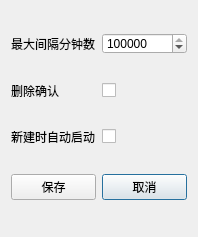
First picture: the form in setting.ui, repository tnnnnt/Yongdong-Ji, before the edit.
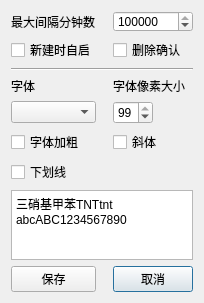
Second picture: the form after the edit. Icons and pictures are not drawn.

Commit message: 增加了字体设置功能

Diff of the .ui file:
```diff
--- a/setting.ui
+++ b/setting.ui
@@ -6,8 +6,8 @@
    <rect>
     <x>0</x>
     <y>0</y>
-    <width>198</width>
-    <height>237</height>
+    <width>204</width>
+    <height>283</height>
    </rect>
   </property>
   <property name="windowTitle">
@@ -18,71 +18,198 @@
     <normaloff>images/icon.jpg</normaloff>images/icon.jpg</iconset>
   </property>
   <layout class="QGridLayout" name="gridLayout">
-   <item row="0" column="1">
-    <widget class="QSpinBox" name="sb_min">
-     <property name="maximumSize">
-      <size>
-       <width>90</width>
-       <height>21</height>
-      </size>
+   <item row="4" column="0">
+    <widget class="QLabel" name="l_family">
+     <property name="sizePolicy">
+      <sizepolicy hsizetype="Preferred" vsizetype="Preferred">
+       <horstretch>0</horstretch>
+       <verstretch>0</verstretch>
+      </sizepolicy>
      </property>
-     <property name="minimum">
-      <number>1</number>
+     <property name="layoutDirection">
+      <enum>Qt::LeftToRight</enum>
      </property>
-     <property name="maximum">
-      <number>2147483647</number>
+     <property name="autoFillBackground">
+      <bool>false</bool>
      </property>
-     <property name="value">
-      <number>2147483647</number>
+     <property name="text">
+      <string>字体</string>
      </property>
+     <property name="alignment">
+      <set>Qt::AlignLeading|Qt::AlignLeft|Qt::AlignVCenter</set>
+     </property>
     </widget>
    </item>
-   <item row="3" column="1">
+   <item row="3" column="0" colspan="3">
+    <widget class="Line" name="line">
+     <property name="orientation">
+      <enum>Qt::Horizontal</enum>
+     </property>
+    </widget>
+   </item>
+   <item row="6" column="0">
+    <widget class="QCheckBox" name="cb_bold">
+     <property name="text">
+      <string>字体加粗</string>
+     </property>
+    </widget>
+   </item>
+   <item row="12" column="2">
     <widget class="QPushButton" name="btn_ret">
+     <property name="maximumSize">
+      <size>
+       <width>16777215</width>
+       <height>16777215</height>
+      </size>
+     </property>
      <property name="text">
       <string>取消</string>
      </property>
     </widget>
    </item>
+   <item row="6" column="2">
+    <widget class="QCheckBox" name="cb_italic">
+     <property name="text">
+      <string>斜体</string>
+     </property>
+    </widget>
+   </item>
+   <item row="4" column="2">
+    <widget class="QLabel" name="l_pointsize">
+     <property name="text">
+      <string>字体像素大小</string>
+     </property>
+     <property name="alignment">
+      <set>Qt::AlignLeading|Qt::AlignLeft|Qt::AlignVCenter</set>
+     </property>
+    </widget>
+   </item>
+   <item row="5" column="2">
+    <widget class="QSpinBox" name="sb_pointsize">
+     <property name="maximumSize">
+      <size>
+       <width>40</width>
+       <height>16777215</height>
+      </size>
+     </property>
+     <property name="minimum">
+      <number>1</number>
+     </property>
+     <property name="value">
+      <number>99</number>
+     </property>
+    </widget>
+   </item>
+   <item row="8" column="0" colspan="3">
+    <widget class="QTextEdit" name="te_show">
+     <property name="maximumSize">
+      <size>
+       <width>16777215</width>
+       <height>200</height>
+      </size>
+     </property>
+     <property name="baseSize">
+      <size>
+       <width>0</width>
+       <height>0</height>
+      </size>
+     </property>
+     <property name="markdown">
+      <string>三硝基甲苯TNTtnt  abcABC1234567890
+
+</string>
+     </property>
+     <property name="html">
+      <string>&lt;!DOCTYPE HTML PUBLIC &quot;-//W3C//DTD HTML 4.0//EN&quot; &quot;http://www.w3.org/TR/REC-html40/strict.dtd&quot;&gt;
+&lt;html&gt;&lt;head&gt;&lt;meta name=&quot;qrichtext&quot; content=&quot;1&quot; /&gt;&lt;meta charset=&quot;utf-8&quot; /&gt;&lt;style type=&quot;text/css&quot;&gt;
+p, li { white-space: pre-wrap; }
+hr { height: 1px; border-width: 0; }
+li.unchecked::marker { content: &quot;\2610&quot;; }
+li.checked::marker { content: &quot;\2612&quot;; }
+&lt;/style&gt;&lt;/head&gt;&lt;body style=&quot; font-family:'Microsoft YaHei UI'; font-size:9pt; font-weight:400; font-style:normal;&quot;&gt;
+&lt;p style=&quot; margin-top:6px; margin-bottom:6px; margin-left:0px; margin-right:0px; -qt-block-indent:0; text-indent:0px;&quot;&gt;三硝基甲苯TNTtnt  abcABC1234567890&lt;/p&gt;&lt;/body&gt;&lt;/html&gt;</string>
+     </property>
+    </widget>
+   </item>
    <item row="0" column="0">
     <widget class="QLabel" name="l_min">
      <property name="text">
       <string>最大间隔分钟数</string>
      </property>
+     <property name="alignment">
+      <set>Qt::AlignLeading|Qt::AlignLeft|Qt::AlignVCenter</set>
+     </property>
     </widget>
    </item>
-   <item row="1" column="1">
-    <widget class="QCheckBox" name="cb_del_tip">
-     <property name="text">
+   <item row="5" column="0">
+    <widget class="QComboBox" name="cbb_family">
+     <property name="currentText">
       <string/>
      </property>
+     <property name="currentIndex">
+      <number>-1</number>
+     </property>
     </widget>
    </item>
    <item row="1" column="0">
-    <widget class="QLabel" name="l_del_tip">
+    <widget class="QCheckBox" name="cb_new_autorun">
      <property name="text">
-      <string>删除确认</string>
+      <string>新建时自启</string>
      </property>
     </widget>
    </item>
-   <item row="3" column="0">
+   <item row="0" column="2">
+    <widget class="QSpinBox" name="sb_min">
+     <property name="maximumSize">
+      <size>
+       <width>90</width>
+       <height>21</height>
+      </size>
+     </property>
+     <property name="minimum">
+      <number>1</number>
+     </property>
+     <property name="maximum">
+      <number>2147483647</number>
+     </property>
+     <property name="value">
+      <number>2147483647</number>
+     </property>
+    </widget>
+   </item>
+   <item row="12" column="0">
     <widget class="QPushButton" name="btn_sure">
+     <property name="sizePolicy">
+      <sizepolicy hsizetype="Minimum" vsizetype="Fixed">
+       <horstretch>0</horstretch>
+       <verstretch>0</verstretch>
+      </sizepolicy>
+     </property>
+     <property name="maximumSize">
+      <size>
+       <width>16777215</width>
+       <height>16777215</height>
+      </size>
+     </property>
+     <property name="layoutDirection">
+      <enum>Qt::LeftToRight</enum>
+     </property>
      <property name="text">
       <string>保存</string>
      </property>
     </widget>
    </item>
-   <item row="2" column="0">
-    <widget class="QLabel" name="l_new_autorun">
+   <item row="1" column="2">
+    <widget class="QCheckBox" name="cb_del_tip">
      <property name="text">
-      <string>新建时自动启动</string>
+      <string>删除确认</string>
      </property>
     </widget>
    </item>
-   <item row="2" column="1">
-    <widget class="QCheckBox" name="cb_new_autorun">
+   <item row="7" column="0">
+    <widget class="QCheckBox" name="cb_underline">
      <property name="text">
-      <string/>
+      <string>下划线</string>
      </property>
     </widget>
    </item>
```
The commit also changes 7 other files.
